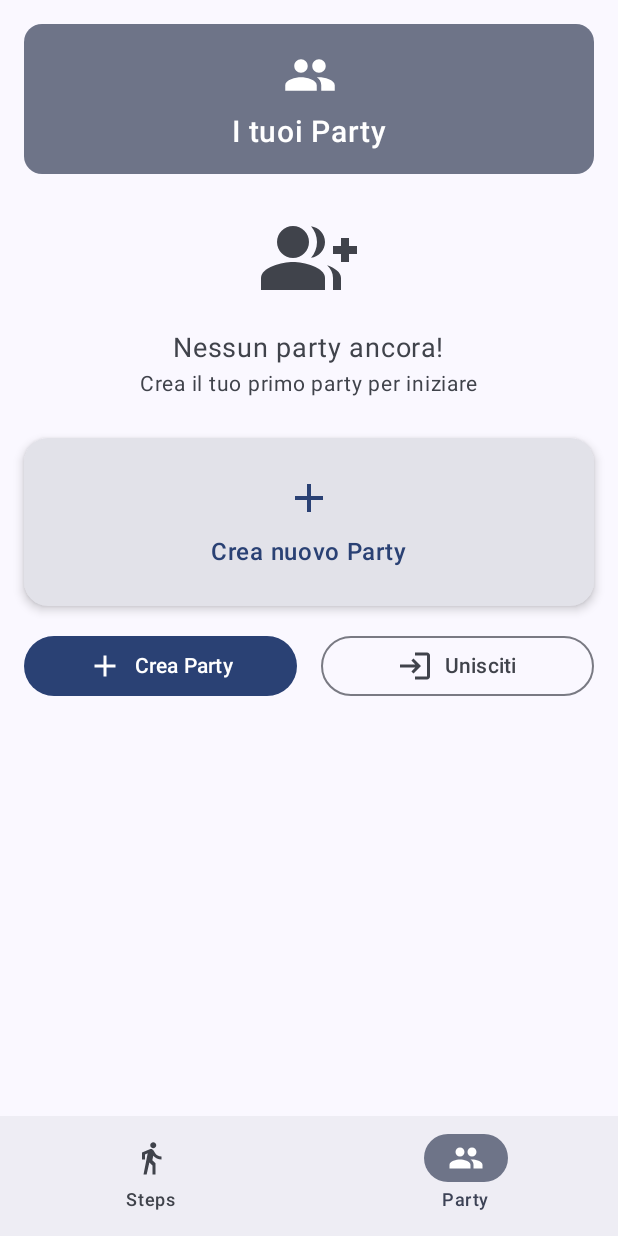
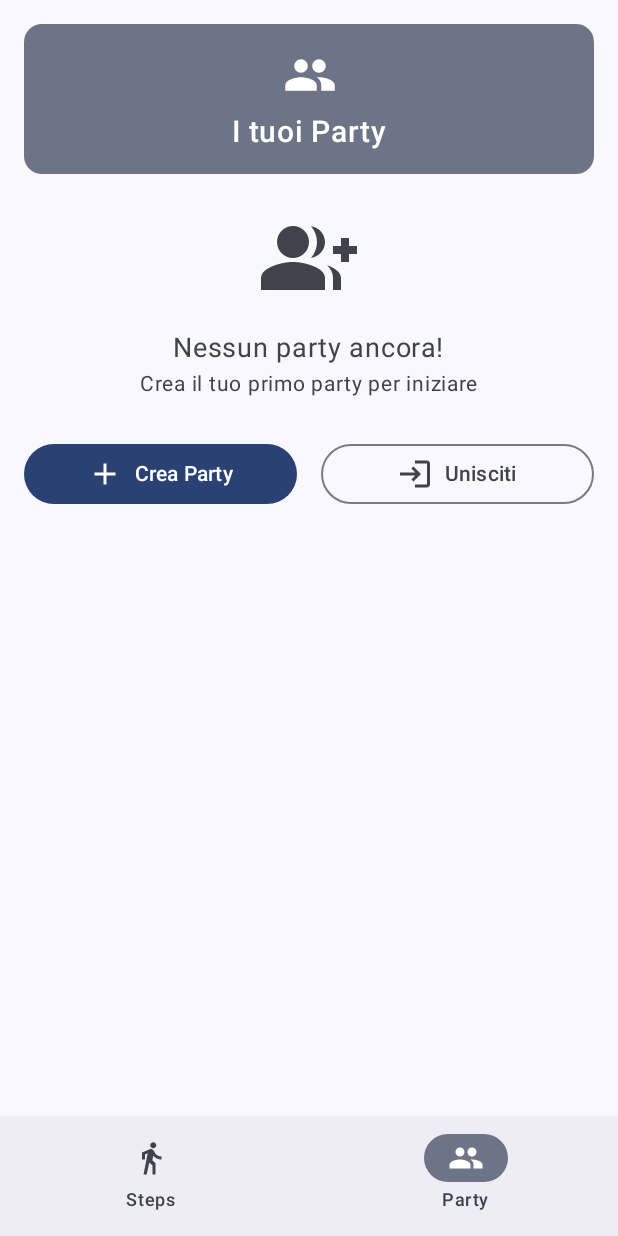
Before and after one commit to FabboCassa/StepCounter, an Android app built with Jetpack Compose: the parties screen opened through its navigation route, on a phone screen of 412 x 824 dp. Run offline under Robolectric (Android 15) with nearby library versions, the phone set to English and light mode, and no system bars.

```diff
--- a/app/src/main/java/com/app/stepcounter/presentation/ui/home/StepPartyListScreen.kt
+++ b/app/src/main/java/com/app/stepcounter/presentation/ui/home/StepPartyListScreen.kt
@@ -142,15 +142,6 @@ fun StepPartyListScreen(
             }
             Spacer(modifier = Modifier.height(16.dp))
         }
-
-        // Pulsante Crea Party
-        StepPartyCard(
-            party = null,
-            onCreatePartyClick = { showCreateDialog = true }
-        )
-
-        Spacer(modifier = Modifier.height(16.dp))
-
         Row(
             modifier = Modifier.fillMaxWidth(),
             horizontalArrangement = Arrangement.spacedBy(16.dp)
```
Also changed, not shown: app/src/main/java/com/app/stepcounter/presentation/ui/home/PartyDetailScreen.kt (+6 -3 lines), app/src/main/java/com/app/stepcounter/presentation/viewmodel/PartyDetailViewModel.kt (+6 -10 lines).
